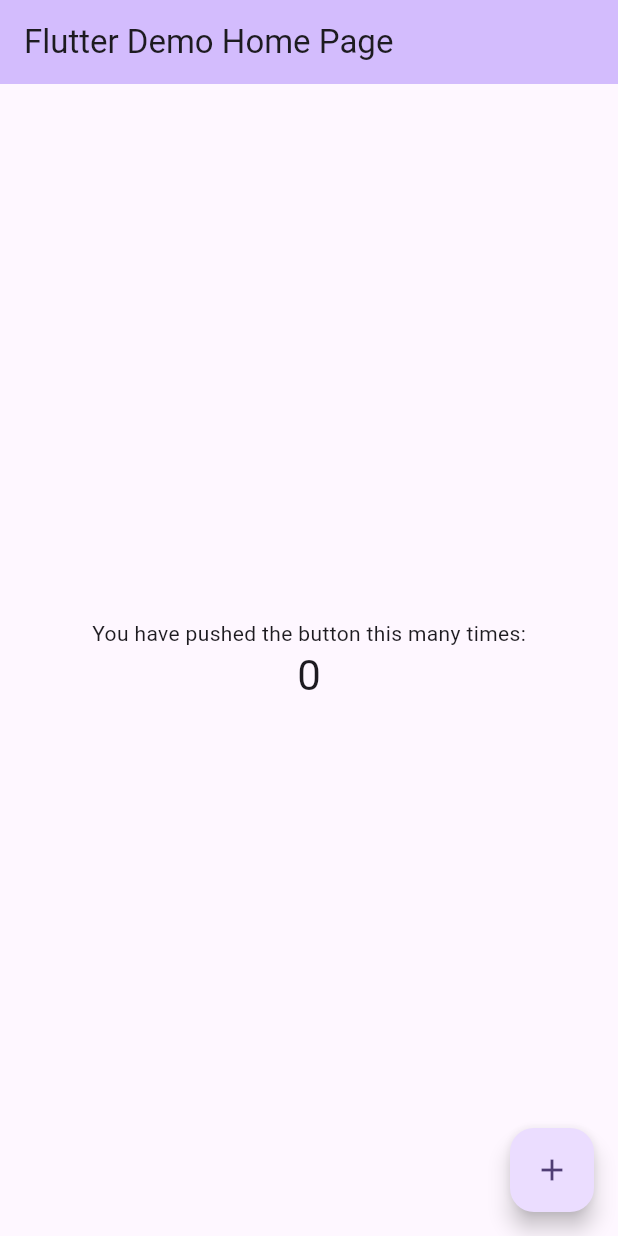
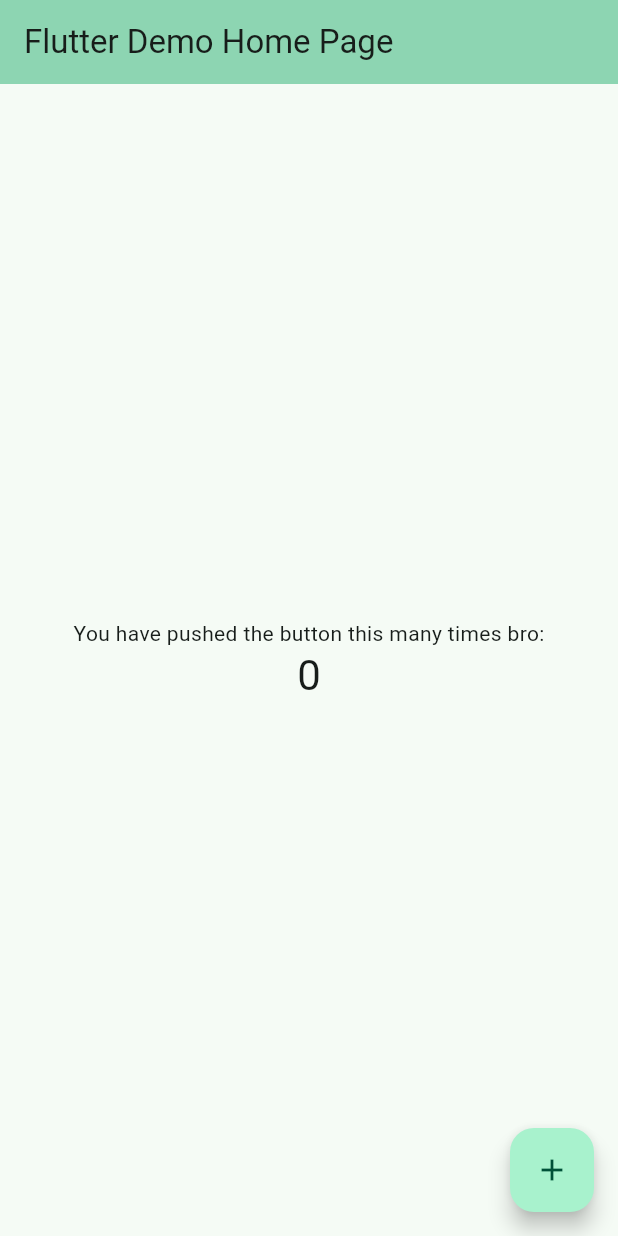
Before and after one commit to ThomasVuNguyen/brocolli, a Flutter app: the screen it shows after launch, on a phone screen of 412 x 824 dp. Run offline on Flutter 3.47's test engine with Material 3 defaults, Android fonts, the phone set to English and light mode, and no system bars.

Commit message:
Some changes?

```diff
--- a/lib/main.dart
+++ b/lib/main.dart
@@ -28,7 +28,7 @@ class MyApp extends StatelessWidget {
         //
         // This works for code too, not just values: Most code changes can be
         // tested with just a hot reload.
-        colorScheme: ColorScheme.fromSeed(seedColor: Colors.deepPurple),
+        colorScheme: ColorScheme.fromSeed(seedColor: Color(0xFF1B4332)),
         useMaterial3: true,
       ),
       home: const MyHomePage(title: 'Flutter Demo Home Page'),
@@ -105,7 +105,7 @@ class _MyHomePageState extends State<MyHomePage> {
           // wireframe for each widget.
           mainAxisAlignment: MainAxisAlignment.center,
           children: <Widget>[
-            const Text('You have pushed the button this many times:'),
+            const Text('You have pushed the button this many times bro:'),
             Text(
               '$_counter',
               style: Theme.of(context).textTheme.headlineMedium,
```
Also changed, not shown: 1 other file.
